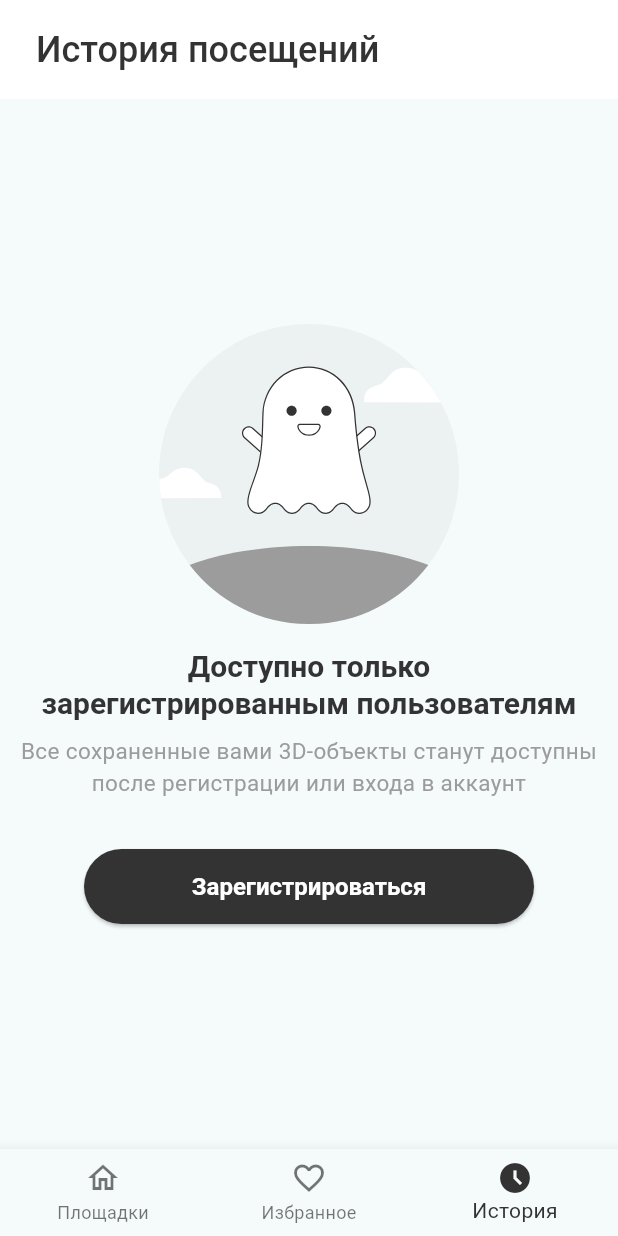
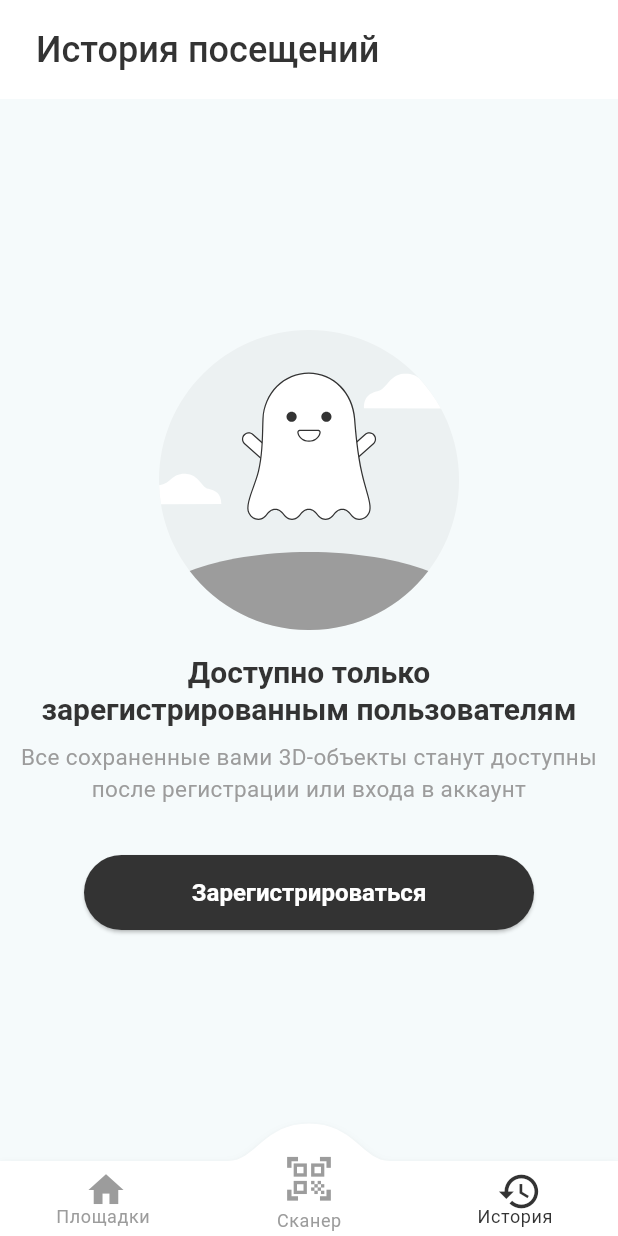
Before and after one commit to VirroHarrou/ili-flutter, a Flutter app: the screen it shows after launch, item 3 of the bottom bar chosen, on a phone screen of 412 x 824 dp. Run offline on Flutter 3.47's test engine with Material 3 defaults, Android fonts, the phone set to English and light mode, and no system bars; drawn by our look-alikes of convex_bottom_bar; our stand-ins replace dio, flutter_svg, gallery_saver, shared_preferences; missing offline and left inert: ar_flutter_plugin, qr_code_scanner; accounts and stored records are empty; network calls fail; Roboto replaces fonts that are missing (Open Sans, sans-serif).

Commit message:
version for one company

```diff
--- a/lib/layouts/forum_page/forum_list_page.dart
+++ b/lib/layouts/forum_page/forum_list_page.dart
@@ -163,12 +163,6 @@ class _ForumListPageState extends State<ForumListPage> {
             },
             icon: customIcon
         ),
-        IconButton(
-            onPressed: () {
-              Navigator.of(context).pushNamed("/QR");
-            },
-            icon: const Icon(Icons.qr_code_scanner, size: 32,)
-        ),
         const Icon(Icons.save_alt, color: Colors.transparent, size: 14,),
       ],
     );
--- a/lib/layouts/home_page.dart
+++ b/lib/layouts/home_page.dart
@@ -1,7 +1,9 @@
+import 'package:convex_bottom_bar/convex_bottom_bar.dart';
 import 'package:flutter/material.dart';
 import 'package:tavrida_flutter/layouts/forum_page/view.dart';
 import 'package:tavrida_flutter/layouts/models_page/model_favorites_page.dart';
 import 'package:tavrida_flutter/layouts/profile_page/profile_page.dart';
+import 'package:tavrida_flutter/layouts/qr_page/QRScanner.dart';
 
 import '../themes/app_colors.dart';
 
@@ -17,12 +19,12 @@ class HomePage extends StatefulWidget{
 class HomePageState extends State<HomePage> {
   static final List<Widget> _widgetOptions = <Widget>[
     const ForumListPage(),
-    const ModelFavoritesPage(),
+    const QRPage(mainNav: true),
     ProfilePage(),
   ];
 
-  int _selectedIndex = 0;
-  Widget _currentWidget = const ForumListPage();
+  int _selectedIndex = 1;
+  Widget _currentWidget = const QRPage(mainNav: true);
 
   Widget getCurrentWidget(){
     return _currentWidget;
@@ -37,35 +39,57 @@ class HomePageState extends State<HomePage> {
 
   @override
   Widget build(BuildContext context) {
-    var navigationBar = Container(
-      child: BottomNavigationBar(
-        type: BottomNavigationBarType.fixed,
-        items: const <BottomNavigationBarItem>[
-          BottomNavigationBarItem(
-            icon: Icon(Icons.home_outlined),
-            label: 'Площадки',
-            activeIcon: Icon(Icons.home),
+    return Scaffold(
+      body: getCurrentWidget(),
+      bottomNavigationBar: ConvexAppBar(
+        style: TabStyle.fixed,
+        items: const [
+          TabItem(
+            icon: Icon(
+              Icons.home,
+              size: 28,
+              color: AppColors.grey,
+            ),
+            title: 'Площадки',
+            activeIcon: Icon(
+              Icons.home,
+              size: 30,
+              color: AppColors.black,
+            ),
           ),
-          BottomNavigationBarItem(
-            icon: Icon(Icons.favorite_border),
-            label: 'Избранное',
-            activeIcon: Icon(Icons.favorite),
+          TabItem(
+            icon: Icon(
+                Icons.qr_code_scanner,
+                size: 35,
+                color: AppColors.grey,
+            ),
+            title: 'Сканер',
+            activeIcon: Icon(
+              Icons.qr_code_scanner,
+              size: 40,
+              color: AppColors.black,
+            ),
           ),
-          BottomNavigationBarItem(
-              icon: Icon(Icons.access_time_outlined),
-              label: 'История',
-              activeIcon: Icon(Icons.access_time_filled_outlined),
+          TabItem(
+            icon: Icon(
+              Icons.history,
+              size: 28,
+              color: AppColors.grey,
+            ),
+            title: 'История',
+            activeIcon: Icon(
+              Icons.history,
+              size: 30,
+              color: AppColors.black,
+            ),
           ),
         ],
-        currentIndex: _selectedIndex,
-        selectedItemColor: AppColors.buttonPrimary,
+        backgroundColor: AppColors.white,
+        color: AppColors.grey,
+        activeColor: AppColors.black,
+        initialActiveIndex: 1,
         onTap: _onItemTapped,
       ),
     );
-
-    return Scaffold(
-      body: getCurrentWidget(),
-      bottomNavigationBar: navigationBar,
-    );
   }
 }
--- a/lib/layouts/splash_screen_page.dart
+++ b/lib/layouts/splash_screen_page.dart
@@ -41,7 +41,6 @@ class _SplashScreenState extends State<SplashScreen> {
   }
 
   Future<void> _storageRead() async {
-
     final storage = await SharedPreferences.getInstance();
     AppSettings.isWarning = storage.getBool('isWarning') ?? true;
     AppSettings.authToken = storage.getString('authUserToken') ?? '';
@@ -60,9 +59,6 @@ class _SplashScreenState extends State<SplashScreen> {
         storage.setBool('isNoName', true);
       });
     }
-    Future.delayed(const Duration(seconds: 1, milliseconds: 300), () {
-      MetricRepos.createRecord(User.id ?? '11111111-1111-1111-1111-111111111111', MetricType.users, 1);
-      Navigator.of(context).pushNamedAndRemoveUntil("/home", (r) => false);
-    });
+    Navigator.of(context).pushNamedAndRemoveUntil("/home", (r) => false);
   }
 }
```
Also changed, not shown: lib/layouts/ar_page/ar_page.dart (+154 -39 lines), lib/layouts/qr_page/QRScanner.dart (+6 -5 lines), pubspec.yaml (+6 -13 lines), assets/icons/Human_click.svg (added), assets/icons/Human_rotation.svg (added), assets/icons/Phone.svg (added), assets/icons/Phone_click.svg (added), assets/icons/Scanner.png (added), pubspec.lock.
